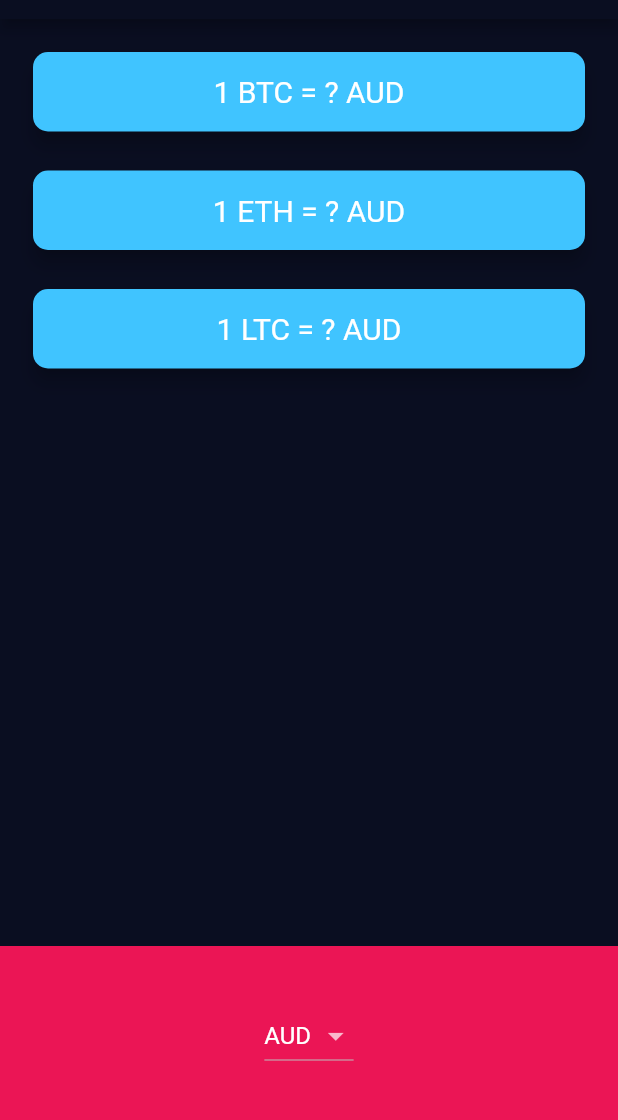
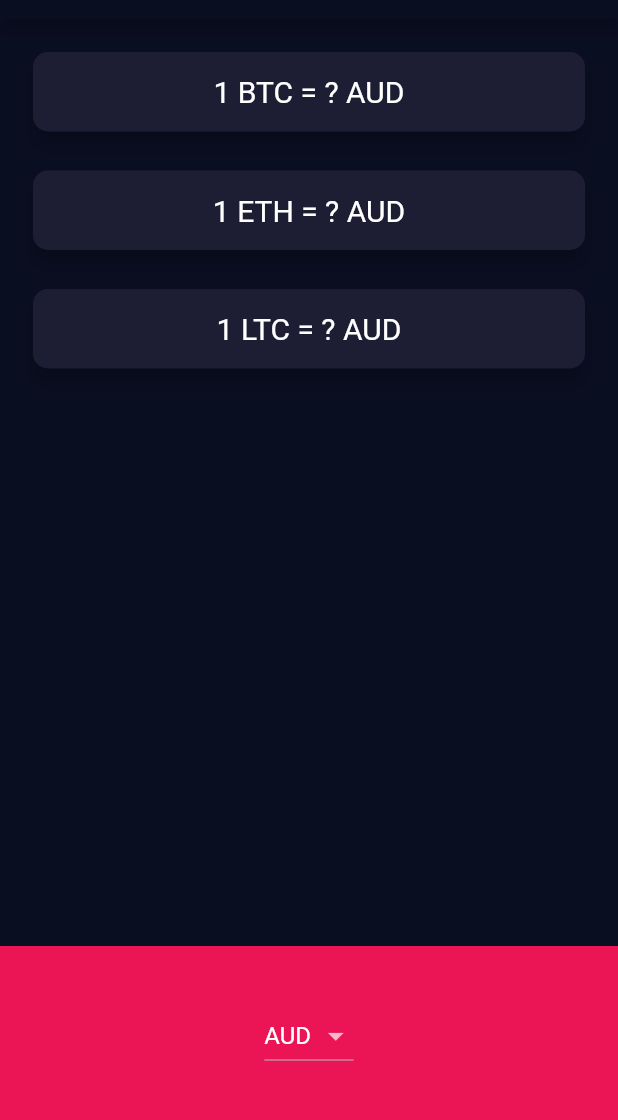
Before and after one commit to Ayushd70/bitcoin-ticker, a Flutter app: the screen it shows after launch, on a phone screen of 412 x 824 dp, the part 65-1185 px from its top. Run offline on Flutter 3.47's test engine with Material 2 defaults, Android fonts, the phone set to English and light mode, and no system bars; network calls fail.

Commit message:
bitcoin-ticker: UI: update coins card color to match the ui
Signed-off-by: Ayush Dubey <ayushdubey70@gmail.com>

```diff
--- a/lib/price_screen.dart
+++ b/lib/price_screen.dart
@@ -138,7 +138,7 @@ class CryptoCard extends StatelessWidget {
     return Padding(
       padding: EdgeInsets.fromLTRB(18.0, 18.0, 18.0, 0),
       child: Card(
-        color: Colors.lightBlueAccent,
+        color: Color(0xFF1D1E33),
         elevation: 5.0,
         shape: RoundedRectangleBorder(
           borderRadius: BorderRadius.circular(10.0),
```
